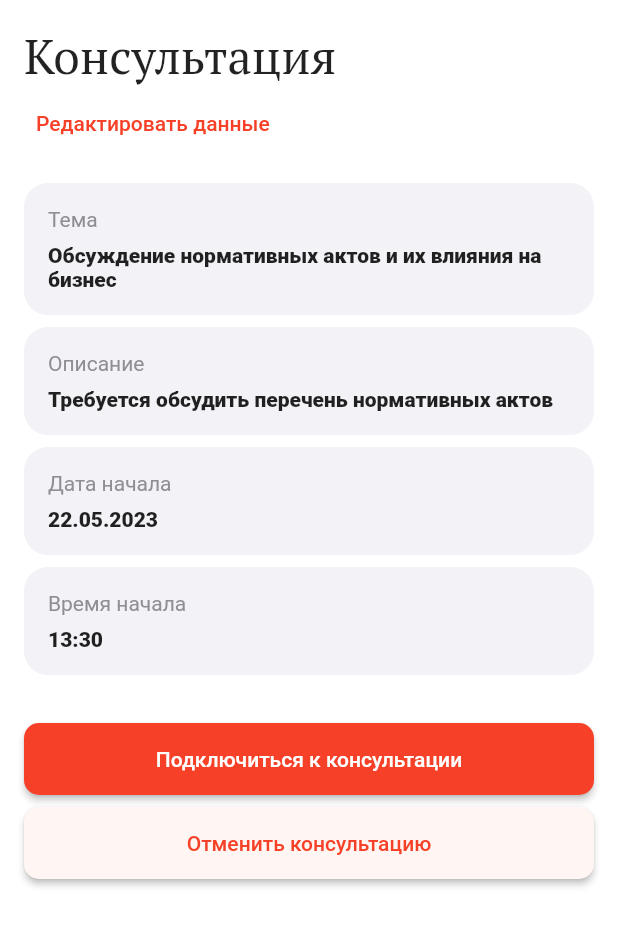
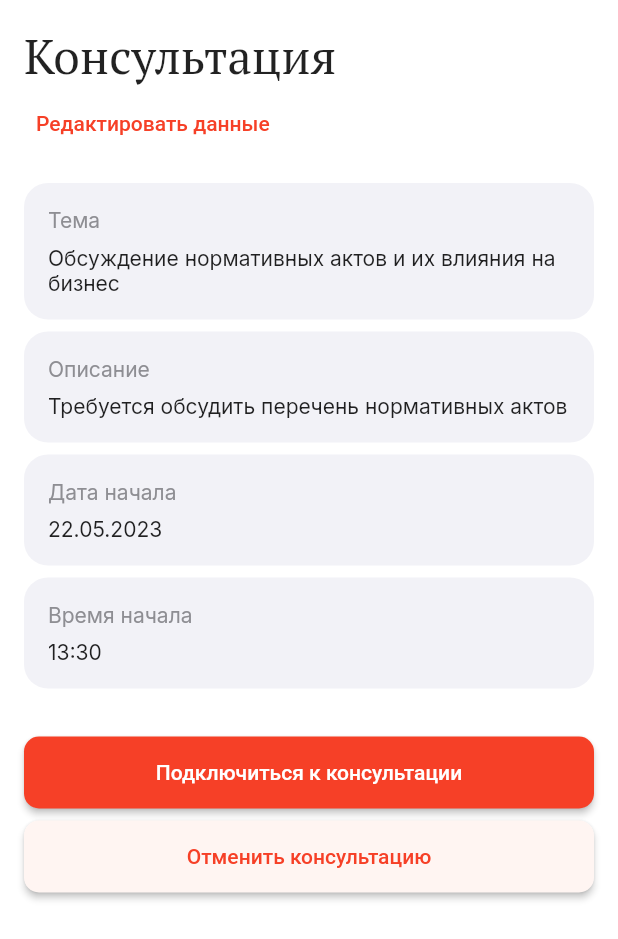
Before and after one commit to egor-baranov/ldt-hack, a Flutter app: the Consultation screen opened directly, on a phone screen of 412 x 824 dp. Shown: the top 939 px of the screen. Run offline on Flutter 3.47's test engine with Material 2 defaults, Android fonts, the phone set to English and light mode, and no system bars; our stand-ins replace calendar_date_picker2, google_fonts, permission_handler; missing offline and left inert: agora_rtc_engine, agora_uikit.

Commit message:
improve ui

```diff
--- a/lib/screens/consultation.dart
+++ b/lib/screens/consultation.dart
@@ -27,13 +27,15 @@ class _ConsultationState extends State<Consultation> {
             children: [
               Text(
                 type,
-                style:
-                    TextStyle(color: CupertinoColors.systemGrey, fontSize: 14),
+                style: GoogleFonts.inter(
+                  fontSize: 14,
+                  color: CupertinoColors.systemGrey,
+                ),
               ),
               SizedBox(height: 8),
               Text(
                 text,
-                style: TextStyle(fontWeight: FontWeight.w800),
+                style: GoogleFonts.inter(fontSize: 14),
               ),
             ],
           ),
--- a/lib/screens/create_consultation.dart
+++ b/lib/screens/create_consultation.dart
@@ -45,7 +45,9 @@ class _CreateConsultationState extends State<CreateConsultation> {
                 SizedBox(height: 16),
                 Text(
                   "Запись на консультацию",
-                  style: TextStyle(fontWeight: FontWeight.w900, fontSize: 32),
+                  style: GoogleFonts.ptSerif(
+                    fontSize: 32,
+                  ),
                 ),
                 SizedBox(height: 8),
                 const Text(
```
Also changed, not shown: lib/screens/account.dart (+8 -4 lines).
